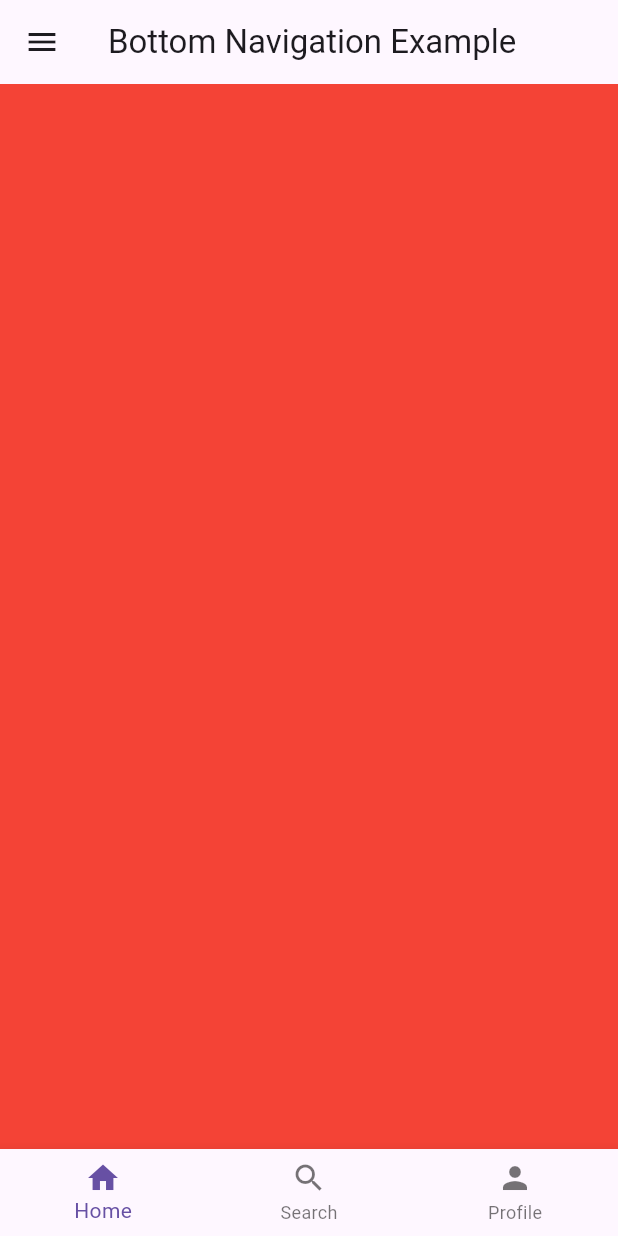
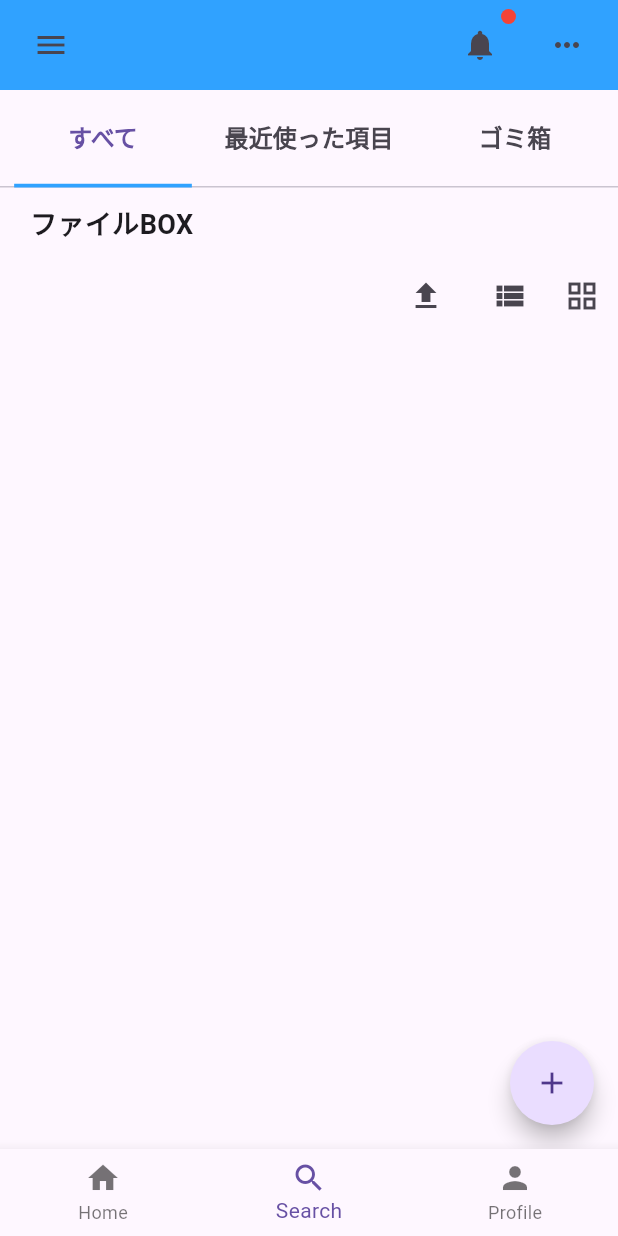
Before and after one commit to somsom1030/kantan_mock_app, a Flutter app: the screen it shows after launch, on a phone screen of 412 x 824 dp. Run offline on Flutter 3.47's test engine with Material 3 defaults, Android fonts, the phone set to English and light mode, and no system bars; our stand-ins replace image_picker, velocity_x.

Commit message:
写真選択して画面に表示

```diff
--- /dev/null
+++ b/lib/common/widget/w_line.dart
@@ -0,0 +1,23 @@
+import 'package:flutter/material.dart';
+
+class Line extends StatelessWidget {
+  const Line({
+    Key? key,
+    this.color,
+    this.height = 1,
+    this.margin,
+  }) : super(key: key);
+
+  final Color? color;
+  final EdgeInsets? margin;
+  final double height;
+
+  @override
+  Widget build(BuildContext context) {
+    return Container(
+      margin: margin,
+      color: color,
+      height: height,
+    );
+  }
+}
--- a/lib/main.dart
+++ b/lib/main.dart
@@ -1,10 +1,20 @@
 import 'package:flutter/material.dart';
 import 'package:kantan_mock_app/screen/main/file_box/f_file_box.dart';
+import 'package:kantan_mock_app/screen/main/file_box/tab/all_tab/photo_provider.dart';
 import 'package:kantan_mock_app/screen/main/menu/f_menu.dart';
 import 'package:kantan_mock_app/screen/main/search/f_search.dart';
+import 'package:kantan_mock_app/screen/main/w_menu_drawer.dart';
+import 'package:provider/provider.dart';
 
 void main() {
-  runApp(const MyApp());
+  runApp(
+    MultiProvider(
+      providers: [
+        ChangeNotifierProvider(create: (_) => PhotoProvider()),
+      ],
+      child: const MyApp(),
+    ),
+  );
 }
 
 class MyApp extends StatelessWidget {
@@ -24,7 +34,7 @@ class BottomNavExample extends StatefulWidget {
 }
 
 class _BottomNavExampleState extends State<BottomNavExample> {
-  int _selectedIndex = 0;
+  int _selectedIndex = 1;
 
   final List<Widget> _pages = [
     const MenuFragment(),
@@ -40,8 +50,9 @@ class _BottomNavExampleState extends State<BottomNavExample> {
 
   @override
   Widget build(BuildContext context) {
-    return Scaffold(
-      appBar: AppBar(title: Text('Bottom Navigation Example')),
+    return SafeArea(
+      child: Scaffold(
+        appBar: null,
         drawer: const MenuDrawer(),
         body: _pages[_selectedIndex],
         bottomNavigationBar: BottomNavigationBar(
@@ -62,6 +73,7 @@ class _BottomNavExampleState extends State<BottomNavExample> {
           currentIndex: _selectedIndex,
           onTap: _onItemTapped,
         ),
+      ),
     );
   }
 }
--- a/lib/screen/main/file_box/f_file_box.dart
+++ b/lib/screen/main/file_box/f_file_box.dart
@@ -1,5 +1,11 @@
 import 'package:flutter/material.dart';
+import 'package:kantan_mock_app/common/widget/w_line.dart';
+import 'package:kantan_mock_app/screen/main/file_box/tab/all_tab/f_all_file.dart';
+import 'package:kantan_mock_app/screen/main/file_box/tab/f_recently_file.dart';
+import 'package:kantan_mock_app/screen/main/file_box/tab/f_trash_file.dart';
 import 'package:kantan_mock_app/screen/main/file_box/w_custom_app_bar.dart';
+import 'package:kantan_mock_app/screen/main/file_box/tab/all_tab/w_floating_button_sheet.dart';
+import 'package:velocity_x/velocity_x.dart';
 
 class FileBoxFragment extends StatefulWidget {
   const FileBoxFragment({super.key});
@@ -8,15 +14,83 @@ class FileBoxFragment extends StatefulWidget {
   State<FileBoxFragment> createState() => _FileBoxFragmentState();
 }
 
-class _FileBoxFragmentState extends State<FileBoxFragment> {
+class _FileBoxFragmentState extends State<FileBoxFragment>
+    with SingleTickerProviderStateMixin {
+  int currentIndex = 0;
+  late final TabController tabController;
+
+  @override
+  void initState() {
+    super.initState();
+    tabController = TabController(length: 3, vsync: this); // TabController 초기화
+  }
+
   @override
   Widget build(BuildContext context) {
-    return Container(
-      child: Stack(
+    return Scaffold(
+      body: Column(
         children: [
           const CustomAppBar(),
+          tabBar,
+          Expanded(
+            // 선택된 탭의 Fragment 표시
+            child: IndexedStack(
+              index: currentIndex,
+              children: const [
+                AllFragment(),
+                RecentlyFragment(),
+                TrashFragment(),
+              ],
+            ),
+          ),
         ],
+      ),
+      floatingActionButton: FloatingActionButton(
+        onPressed: () {
+          showModalBottomSheet(
+            context: context,
+            shape: const RoundedRectangleBorder(
+              borderRadius: BorderRadius.vertical(top: Radius.circular(16)),
+            ),
+            builder: (BuildContext context) {
+              return const FloatingButtonSheetWidget();
+            },
+          );
+        },
+        shape: const CircleBorder(),
+        child: const Icon(Icons.add),
       ),
     );
   }
+
+  Widget get tabBar => Column(
+        children: [
+          TabBar(
+            onTap: (index) {
+              setState(() {
+                currentIndex = index;
+              });
+            },
+            indicator: const UnderlineTabIndicator(
+              borderSide: BorderSide(
+                width: 2.5, // 두께 설정
+                color: Color.fromARGB(255, 48, 162, 255),
+              ),
+              insets: EdgeInsets.symmetric(horizontal: 60.0), // 폭 조정
+            ),
+            labelStyle:
+                const TextStyle(fontSize: 16, fontWeight: FontWeight.bold),
+            labelPadding: const EdgeInsets.symmetric(vertical: 20),
+            indicatorPadding: const EdgeInsets.symmetric(horizontal: 20),
+            indicatorColor: Colors.white,
+            controller: tabController,
+            tabs: const [
+              Text('すべて'),
+              Text('最近使った項目'),
+              Text('ゴミ箱'),
+            ],
+          ),
+          const Line(), // 구분선 위젯
+        ],
+      );
 }
--- /dev/null
+++ b/lib/screen/main/file_box/tab/all_tab/all_file_dummy.dart
@@ -0,0 +1,6 @@
+import 'package:kantan_mock_app/screen/main/file_box/vo/vo_all_file_data.dart';
+
+final allFileExample1 = AllFile(fileName: 'aaaaa', isFile: true);
+final allFileExample2 = AllFile(fileName: 'bbbbb', isFile: false);
+
+final allFileList = [allFileExample1, allFileExample2];
--- /dev/null
+++ b/lib/screen/main/file_box/tab/all_tab/f_all_file.dart
@@ -0,0 +1,77 @@
+import 'package:flutter/material.dart';
+import 'package:kantan_mock_app/screen/main/file_box/tab/all_tab/all_file_dummy.dart';
+import 'package:kantan_mock_app/screen/main/file_box/tab/all_tab/photo_provider.dart';
+import 'package:provider/provider.dart';
+import 'package:velocity_x/velocity_x.dart';
+
+class AllFragment extends StatelessWidget {
+  const AllFragment({super.key});
+
+  @override
+  Widget build(BuildContext context) {
+    final photos = Provider.of<PhotoProvider>(context).photos;
+    return Column(
+      crossAxisAlignment: CrossAxisAlignment.start,
+      children: [
+        Container(
+          margin: const EdgeInsets.symmetric(vertical: 10.0, horizontal: 20.0),
+          child: 'ファイルBOX'.text.size(18).bold.make(),
+        ),
+        sortBox(context),
+        Expanded(
+          child: ListView.builder(
+            itemCount: photos.length,
+            itemBuilder: (context, index) {
+              final photo = photos[index];
+              final photoFile = photo['file'];
+              final photoName = photo['name'];
+
+              return Row(
+                children: [
+                  const Icon(Icons.image),
+                  const SizedBox(width: 10),
+                  Text(photoName),
+                  const Spacer(),
+                  Image.file(
+                    photoFile,
+                    width: 50,
+                    height: 50,
+                    fit: BoxFit.cover,
+                  ),
+                  const Icon(Icons.more_horiz),
+                ],
+              );
+            },
+          ),
+        ),
+      ],
+    );
+  }
+
+  Widget sortBox(BuildContext context) {
+    return Row(
+      mainAxisAlignment: MainAxisAlignment.end,
+      children: [
+        IconButton(
+          onPressed: () {
+            print("button view_list");
+          },
+          icon: const Icon(Icons.file_upload_sharp),
+        ),
+        const SizedBox(width: 8),
+        IconButton(
+          onPressed: () {
+            print("button view_list");
+          },
+          icon: const Icon(Icons.view_list),
+        ),
+        IconButton(
+          onPressed: () {
+            print("button grid_view");
+          },
+          icon: const Icon(Icons.grid_view),
+        ),
+      ],
+    );
+  }
+}
--- /dev/null
+++ b/lib/screen/main/file_box/vo/vo_all_file_data.dart
@@ -0,0 +1,6 @@
+class AllFile {
+  final String fileName;
+  final bool isFile;
+
+  AllFile({required this.fileName, required this.isFile});
+}
--- a/lib/screen/main/file_box/w_custom_app_bar.dart
+++ b/lib/screen/main/file_box/w_custom_app_bar.dart
@@ -14,7 +14,7 @@ class _CustomAppBarState extends State<CustomAppBar> {
   Widget build(BuildContext context) {
     return Container(
       height: CustomAppBar.appBarHeight,
-      color: const Color.fromARGB(255, 216, 216, 216),
+      color: const Color.fromARGB(255, 48, 162, 255),
       child: Row(
         children: [
           width10,
@@ -35,8 +35,8 @@ class _CustomAppBarState extends State<CustomAppBar> {
                   child: Align(
                 alignment: Alignment.topRight,
                 child: Container(
-                  width: 8,
-                  height: 8,
+                  width: 10,
+                  height: 10,
                   decoration: const BoxDecoration(
                       shape: BoxShape.circle, color: Colors.red),
                 ),
--- a/pubspec.yaml
+++ b/pubspec.yaml
@@ -35,6 +35,7 @@ dependencies:
   # The following adds the Cupertino Icons font to your application.
   # Use with the CupertinoIcons class for iOS style icons.
   cupertino_icons: ^1.0.8
+  provider: ^6.1.2
 
 dev_dependencies:
   flutter_test:
@@ -46,6 +47,9 @@ dev_dependencies:
   # package. See that file for information about deactivating specific lint
   # rules and activating additional ones.
   flutter_lints: ^4.0.0
+  #util
+  velocity_x: ^4.1.2
+  image_picker: ^1.1.2
 
 # For information on the generic Dart part of this file, see the
 # following page: https://dart.dev/tools/pub/pubspec
```
Also changed, not shown: lib/screen/main/file_box/tab/all_tab/photo_provider.dart (added, +31 -0 lines), lib/screen/main/file_box/tab/all_tab/w_floating_button_sheet.dart (added, +72 -0 lines), lib/screen/main/file_box/tab/f_recently_file.dart (added, +13 -0 lines), lib/screen/main/file_box/tab/f_trash_file.dart (added, +13 -0 lines), lib/screen/main/w_menu_drawer.dart (+30 -6 lines), pubspec.lock, 4 other files. Lines whose indentation alone changed are shown as unchanged.
